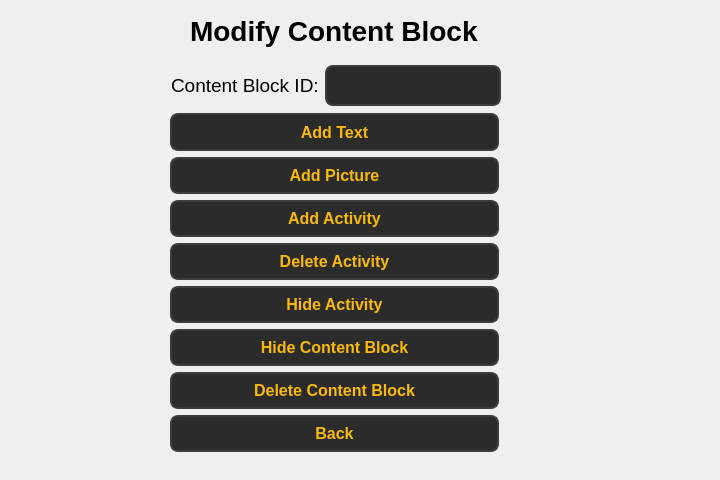
Soham1117/elearningApp, file ui/faculty/faculty_modify_content_block_window.ui: the form before one commit.
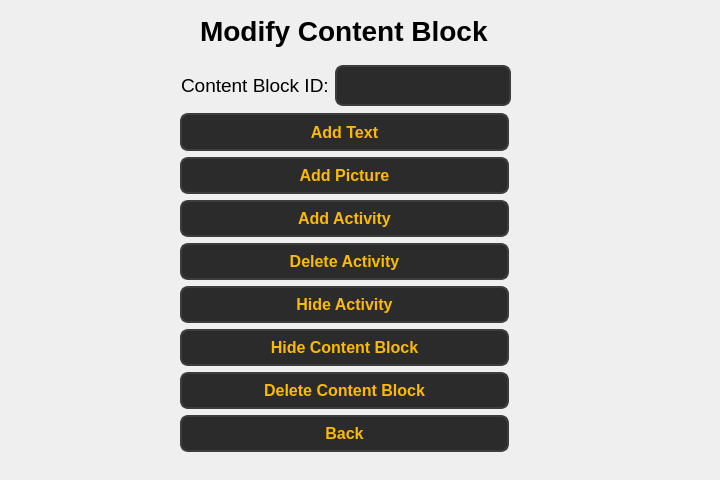
The form after the commit.

Commit message: Changes made to UI of faculty pages.

Patch:
```diff
--- a/ui/faculty/faculty_modify_content_block_window.ui
+++ b/ui/faculty/faculty_modify_content_block_window.ui
@@ -16,7 +16,7 @@
   <widget class="QLabel" name="label">
    <property name="geometry">
     <rect>
-     <x>190</x>
+     <x>200</x>
      <y>10</y>
      <width>291</width>
      <height>41</height>
@@ -32,10 +32,10 @@
     <string>Modify Content Block</string>
    </property>
   </widget>
-  <widget class="QWidget" name="">
+  <widget class="QWidget" name="layoutWidget">
    <property name="geometry">
     <rect>
-     <x>171</x>
+     <x>181</x>
      <y>63</y>
      <width>330</width>
      <height>45</height>
@@ -85,7 +85,7 @@
   <widget class="QPushButton" name="pushButton_8">
    <property name="geometry">
     <rect>
-     <x>170</x>
+     <x>180</x>
      <y>243</y>
      <width>329</width>
      <height>37</height>
@@ -121,7 +121,7 @@
   <widget class="QPushButton" name="pushButton_5">
    <property name="geometry">
     <rect>
-     <x>170</x>
+     <x>180</x>
      <y>113</y>
      <width>329</width>
      <height>38</height>
@@ -157,7 +157,7 @@
   <widget class="QPushButton" name="pushButton_6">
    <property name="geometry">
     <rect>
-     <x>170</x>
+     <x>180</x>
      <y>157</y>
      <width>329</width>
      <height>37</height>
@@ -193,7 +193,7 @@
   <widget class="QPushButton" name="pushButton_back_5">
    <property name="geometry">
     <rect>
-     <x>170</x>
+     <x>180</x>
      <y>415</y>
      <width>329</width>
      <height>37</height>
@@ -229,7 +229,7 @@
   <widget class="QPushButton" name="pushButton_back_4">
    <property name="geometry">
     <rect>
-     <x>170</x>
+     <x>180</x>
      <y>372</y>
      <width>329</width>
      <height>37</height>
@@ -265,7 +265,7 @@
   <widget class="QPushButton" name="pushButton_back_3">
    <property name="geometry">
     <rect>
-     <x>170</x>
+     <x>180</x>
      <y>329</y>
      <width>329</width>
      <height>37</height>
@@ -301,7 +301,7 @@
   <widget class="QPushButton" name="pushButton_back_2">
    <property name="geometry">
     <rect>
-     <x>170</x>
+     <x>180</x>
      <y>286</y>
      <width>329</width>
      <height>37</height>
@@ -337,7 +337,7 @@
   <widget class="QPushButton" name="pushButton_7">
    <property name="geometry">
     <rect>
-     <x>170</x>
+     <x>180</x>
      <y>200</y>
      <width>329</width>
      <height>37</height>
```
The commit also changes 98 other files.
